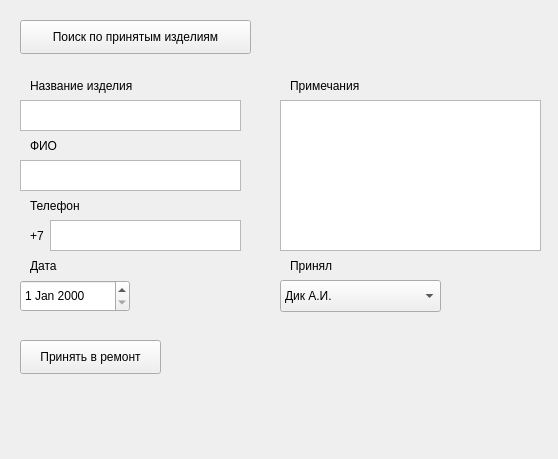
This is Inserting_gui.ui in Traunquilizer/DB_UI as Qt 5 draws it before an edit. The edited form follows.
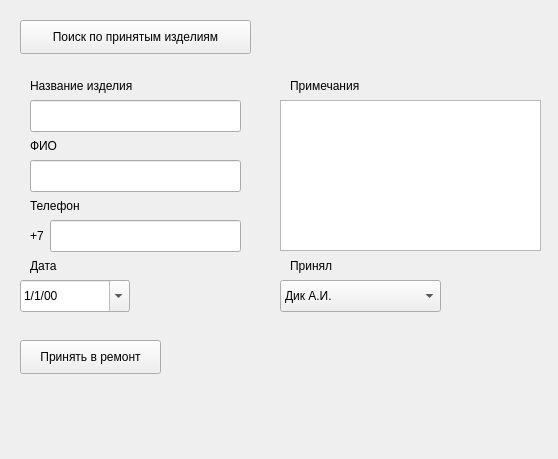
This is the edited form.

Commit message: Changed QplainTexts to QLineEdits, search interface now is in separate file

The edit to the form file:
```diff
--- a/Inserting_gui.ui
+++ b/Inserting_gui.ui
@@ -27,16 +27,6 @@
      <string>+7</string>
     </property>
    </widget>
-   <widget class="QPlainTextEdit" name="textf_name">
-    <property name="geometry">
-     <rect>
-      <x>20</x>
-      <y>160</y>
-      <width>221</width>
-      <height>31</height>
-     </rect>
-    </property>
-   </widget>
    <widget class="QDateEdit" name="dateEdit">
     <property name="geometry">
      <rect>
@@ -46,6 +36,18 @@
       <height>32</height>
      </rect>
     </property>
+    <property name="autoFillBackground">
+     <bool>false</bool>
+    </property>
+    <property name="currentSection">
+     <enum>QDateTimeEdit::MonthSection</enum>
+    </property>
+    <property name="displayFormat">
+     <string>d/M/yy</string>
+    </property>
+    <property name="calendarPopup">
+     <bool>true</bool>
+    </property>
    </widget>
    <widget class="QLabel" name="lab_stuff">
     <property name="geometry">
@@ -112,16 +114,6 @@
      <string>Принять в ремонт</string>
     </property>
    </widget>
-   <widget class="QPlainTextEdit" name="textf_product_name">
-    <property name="geometry">
-     <rect>
-      <x>20</x>
-      <y>100</y>
-      <width>221</width>
-      <height>31</height>
-     </rect>
-    </property>
-   </widget>
    <widget class="QPlainTextEdit" name="textf_stuff">
     <property name="geometry">
      <rect>
@@ -171,16 +163,6 @@
      <string>ФИО</string>
     </property>
    </widget>
-   <widget class="QPlainTextEdit" name="textf_phone">
-    <property name="geometry">
-     <rect>
-      <x>50</x>
-      <y>220</y>
-      <width>191</width>
-      <height>31</height>
-     </rect>
-    </property>
-   </widget>
    <widget class="QComboBox" name="cBox_receiver">
     <property name="geometry">
      <rect>
@@ -203,6 +185,41 @@
       <string>Бруй В.И.</string>
      </property>
     </item>
+    <item>
+     <property name="text">
+      <string>Шаповалова Н.А.</string>
+     </property>
+    </item>
+   </widget>
+   <widget class="QLineEdit" name="line_product_name">
+    <property name="geometry">
+     <rect>
+      <x>30</x>
+      <y>100</y>
+      <width>211</width>
+      <height>32</height>
+     </rect>
+    </property>
+   </widget>
+   <widget class="QLineEdit" name="line_name">
+    <property name="geometry">
+     <rect>
+      <x>30</x>
+      <y>160</y>
+      <width>211</width>
+      <height>32</height>
+     </rect>
+    </property>
+   </widget>
+   <widget class="QLineEdit" name="line_phone">
+    <property name="geometry">
+     <rect>
+      <x>50</x>
+      <y>220</y>
+      <width>191</width>
+      <height>32</height>
+     </rect>
+    </property>
    </widget>
   </widget>
  </widget>
```
The commit also changes 6 other files.
